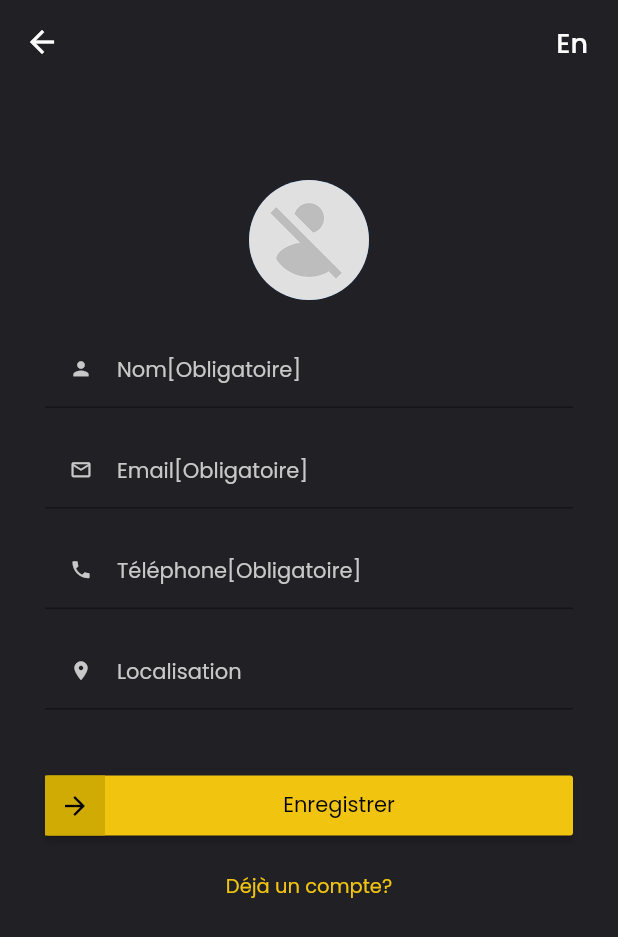
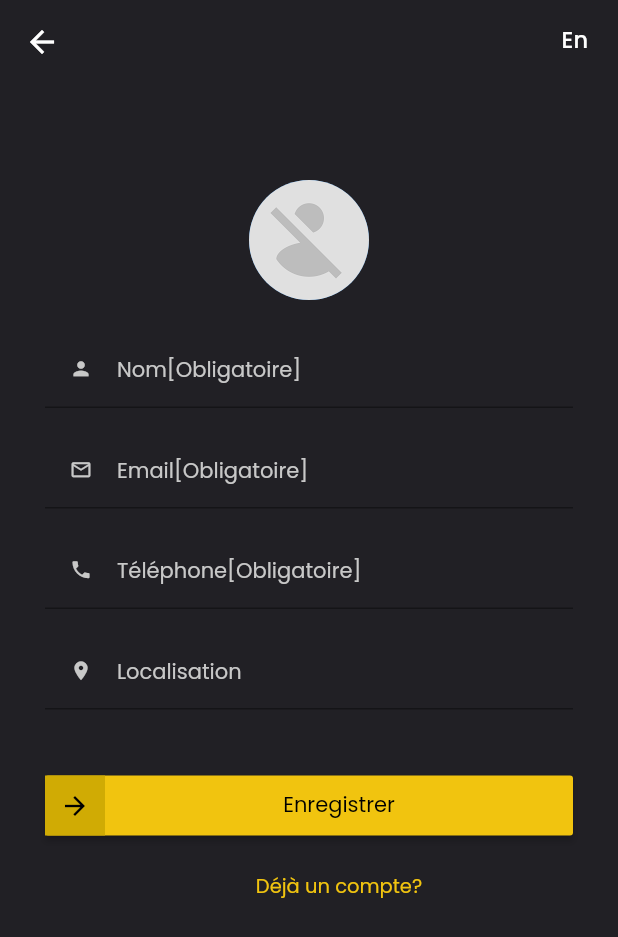
Before and after one commit to donalsson/KifCab, a Flutter app: the RegisterScreen screen opened by its route, on a phone screen of 412 x 824 dp. Shown: the top 937 px of the screen. Run offline on Flutter 3.47's test engine with Material 2 defaults, Android fonts, the phone set to English and light mode, and no system bars; drawn by our look-alikes of flutter_form_builder; our stand-ins replace bloc, equatable.

```diff
--- a/lib/screens/register_screen.dart
+++ b/lib/screens/register_screen.dart
@@ -36,7 +36,9 @@ class RegisterScreenState extends State<RegisterScreen> {
     return Scaffold(
       backgroundColor: MyTheme.navBar,
       appBar: AppBar(
-        leading: GestureDetector(onTap: () {}, child: Icon(Icons.arrow_back)),
+        leading: GestureDetector(onTap: () {
+          Navigator.pushReplacementNamed(context, '/welcome', arguments: <String, dynamic>{});
+        }, child: Icon(Icons.arrow_back)),
         elevation: 0.0,
         bottomOpacity: 0.0,
         backgroundColor: MyTheme.navBar,
@@ -44,13 +46,15 @@ class RegisterScreenState extends State<RegisterScreen> {
           Padding(
               padding: EdgeInsets.only(right: 20.0, top: 15.0),
               child: GestureDetector(
-                onTap: () {},
+                onTap: () {
+
+                },
                 child: Text(
                   "En",
                   style: Theme.of(context).textTheme.headline6.copyWith(
                       color: Colors.white,
                       fontWeight: FontWeight.w500,
-                      fontSize: 18),
+                      fontSize: 15),
                 ),
               )),
         ],
@@ -201,12 +205,12 @@ class RegisterScreenState extends State<RegisterScreen> {
                   height: 20,
                 ),
                 Container(
-                  padding: const EdgeInsets.only(left: 30, right: 30),
+                  padding: const EdgeInsets.only(left: 70, right: 30),
                   child: RichText(
                     text: TextSpan(
                       text:AppLocalization.of(context).alreadyHaveAccount,
                       recognizer: TapGestureRecognizer()
-                        ..onTap = () => print('click'),
+                        ..onTap = () => Navigator.pushReplacementNamed(context, '/login', arguments: <String, dynamic>{}),
                       style:Theme.of(context).textTheme.bodyText2.copyWith(color: MyTheme.primaryColor, fontSize: 13, fontWeight: FontWeight.w400),
 
                     ),
--- a/lib/utils/colors.dart
+++ b/lib/utils/colors.dart
@@ -7,7 +7,7 @@ class MyTheme {
   static const Color lightColor = Color.fromRGBO(105, 231, 255, 1);
   static const Color fabColor = Color.fromRGBO(13, 181, 237, 1);
   static const Color buttonColor = Color.fromRGBO(13, 181, 237, 1);
-  static const Color background = Colors.white;
+  static const Color background = Color.fromRGBO(33, 32, 37, 1);
   static const Color backgroundIcon = Color.fromRGBO(244, 246, 247, 1);
   static const Color inputBorderColor = Color.fromRGBO(238, 238, 238, 1);
   static const Color colorF1F1F1 = Color.fromRGBO(241, 241, 241, 1);
```
Also changed, not shown: lib/locale/app_localization.dart (+30 -0 lines), lib/main.dart (+5 -2 lines).
